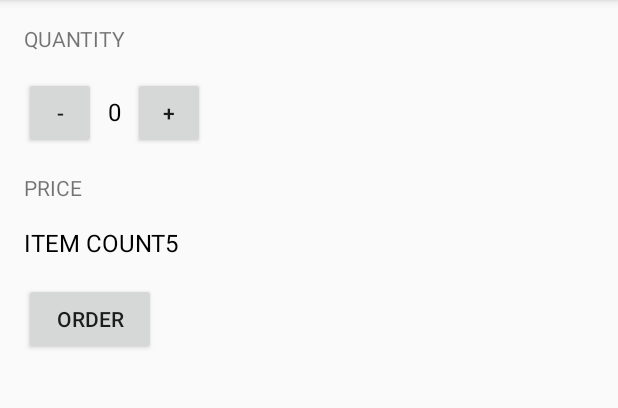
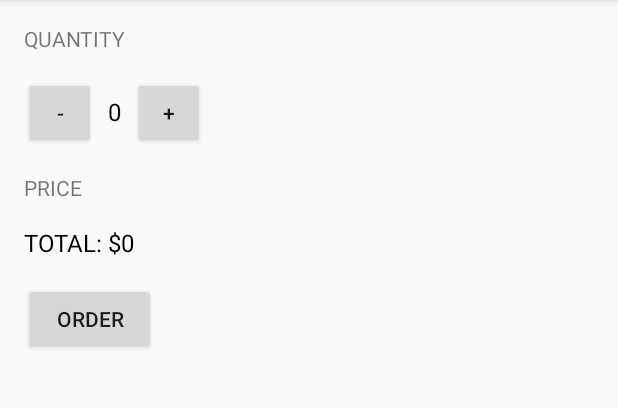
Before and after one commit to tr0lczyk/JustJava, an Android app: the screen it shows after launch (MainActivity), after a tap on "ORDER", on a phone screen of 412 x 824 dp, the part 84-492 px from its top. Run offline under Robolectric (Android 15) with nearby library versions, the phone set to English and light mode, and no system bars.

Commit message:
price order variables edition

```diff
--- a/app/src/main/java/com/example/android/justjava/MainActivity.java
+++ b/app/src/main/java/com/example/android/justjava/MainActivity.java
@@ -49,7 +49,7 @@ public class MainActivity extends AppCompatActivity {
      * method called when order button is clicked
      */
     public void submitOrder(View view) {
-        String message = "Item count" + 5;
+        String message = "Total: $" + (quantity * 5);
         displayMessage(message);
     }
 
```
